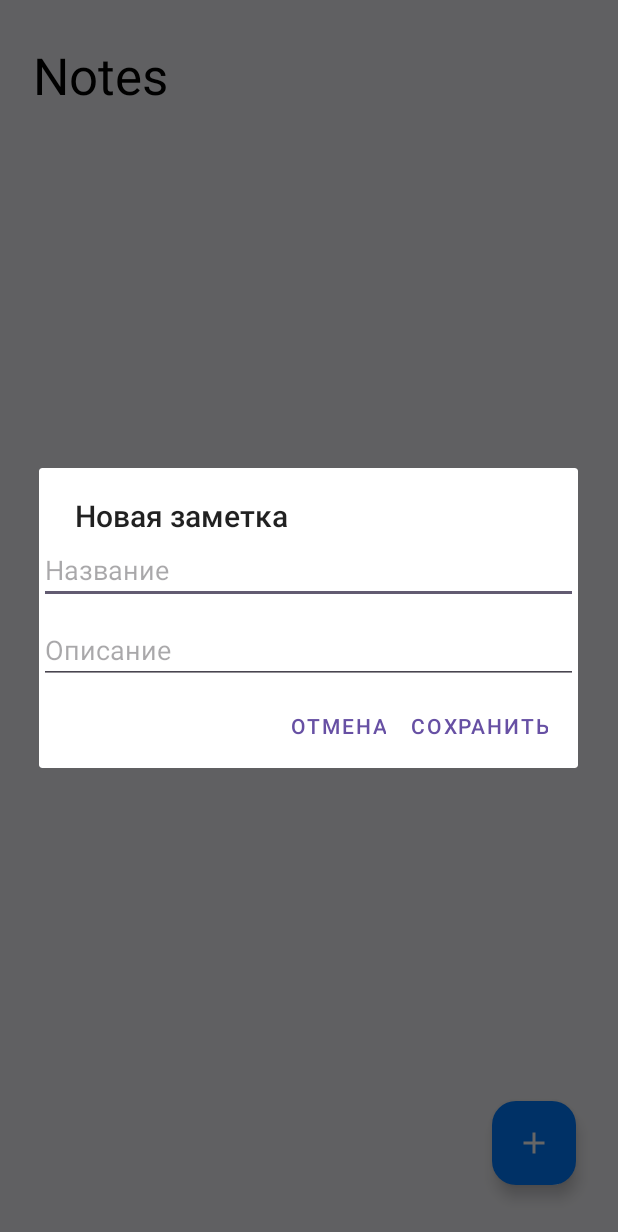
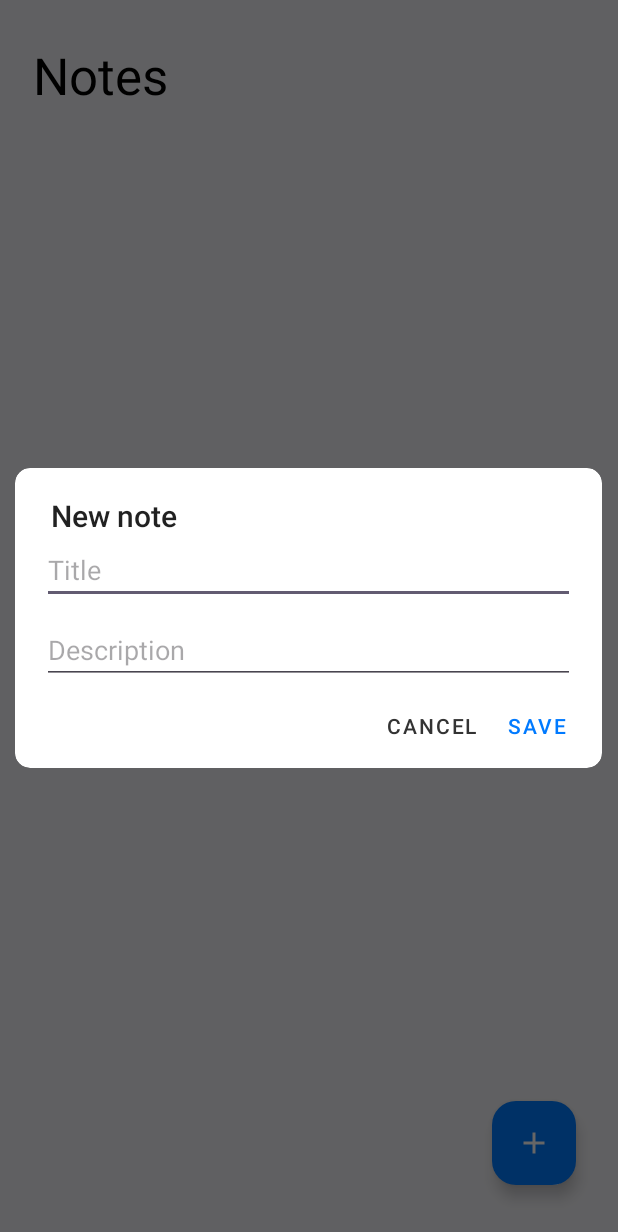
Before and after one commit to Vadim-Ponochevny/Android_Lab4, an Android app: the screen it shows after launch (MainActivity), after a tap on "Добавить заметку", on a phone screen of 412 x 824 dp. Shown: the top 1232 px of the screen. Run offline under Robolectric (Android 15) with nearby library versions, the phone set to English and light mode, and no system bars; our stand-ins replace Dagger/Hilt's generated code, Room's generated code; Roboto replaces fonts that are not available here.

Commit message:
almost ready

```diff
--- a/app/src/main/java/com/example/android_lab4/MainActivity.kt
+++ b/app/src/main/java/com/example/android_lab4/MainActivity.kt
@@ -1,6 +1,5 @@
 package com.example.android_lab4
 
-import android.annotation.SuppressLint
 import android.os.Bundle
 import android.util.Log
 import androidx.activity.enableEdgeToEdge
@@ -16,7 +15,6 @@ import com.example.android_lab4.databinding.NoteScreenBinding
 import com.example.android_lab4.ui.note.AddNoteDialog
 import com.example.android_lab4.ui.note.NoteAdapter
 import com.example.android_lab4.ui.note.NoteEvent
-import com.example.android_lab4.ui.note.NoteState
 import com.example.android_lab4.ui.note.NoteViewModel
 import dagger.hilt.android.AndroidEntryPoint
 import kotlinx.coroutines.launch
@@ -26,9 +24,10 @@ class MainActivity : AppCompatActivity(
 ) {
     private val viewModel: NoteViewModel by viewModels()
     private lateinit var binding: NoteScreenBinding
-    private val adapter = NoteAdapter { note ->
-        viewModel.onEvent(NoteEvent.DeleteNote(note))
-    }
+    private val adapter = NoteAdapter (
+        onDeleteClick = { note -> viewModel.onEvent(NoteEvent.DeleteNote(note))},
+        onEditNote = {note -> viewModel.onEvent(NoteEvent.EditNote(note))}
+    )
     private var addNoteDialog: AddNoteDialog? = null
 
     override fun onCreate(savedInstanceState: Bundle?) {
@@ -40,7 +39,6 @@ class MainActivity : AppCompatActivity(
         setupSystemBarsPadding(binding)
         setRView()
 
-
         lifecycleScope.launch {
             repeatOnLifecycle(Lifecycle.State.STARTED) {
                 viewModel.state.collect { state ->
@@ -50,8 +48,11 @@ class MainActivity : AppCompatActivity(
                     Log.d("Activity_state", "Notes: ${state.notes}")
 
                     if (state.isAddingNote) {
-                        if (addNoteDialog == null) {
-                            addNoteDialog = AddNoteDialog()
+                        if (state.editingNoteId != null) {
+                            addNoteDialog = AddNoteDialog.newInstance(state.title, state.description)
+                            addNoteDialog?.show(supportFragmentManager, "AddNoteDialog")
+                        } else {
+                            addNoteDialog = AddNoteDialog.newInstance()
                             addNoteDialog?.show(supportFragmentManager, "AddNoteDialog")
                         }
                     } else {
@@ -67,8 +68,6 @@ class MainActivity : AppCompatActivity(
         }
     }
 
-
-
     private fun setupSystemBarsPadding(binding: NoteScreenBinding) {
         ViewCompat.setOnApplyWindowInsetsListener(binding.root) { v, insets ->
             val systemBars = insets.getInsets(WindowInsetsCompat.Type.systemBars())
--- a/app/src/main/java/com/example/android_lab4/ui/note/AddNoteDialog.kt
+++ b/app/src/main/java/com/example/android_lab4/ui/note/AddNoteDialog.kt
@@ -11,7 +11,7 @@ import com.example.android_lab4.R
 import com.example.android_lab4.databinding.DialogAddNoteBinding
 import kotlin.getValue
 
-class AddNoteDialog : DialogFragment() {
+class AddNoteDialog(val title: String? = null, val description: String? = null) : DialogFragment() {
 
     private var _binding: DialogAddNoteBinding? = null
     private val binding
@@ -23,9 +23,9 @@ class AddNoteDialog : DialogFragment() {
         _binding = DialogAddNoteBinding.inflate(layoutInflater)
 
         val dialog = AlertDialog.Builder(requireContext())
-            .setTitle("Новая заметка")
+            .setTitle("New note")
             .setView(binding.root)
-            .setPositiveButton("Сохранить") { _, _ ->
+            .setPositiveButton("Save") { _, _ ->
                 val title = binding.titleEditText.text.toString()
                 val description = binding.descriptionEditText.text.toString()
                 Log.d("data_from_dialog", title)
@@ -35,27 +35,57 @@ class AddNoteDialog : DialogFragment() {
                 viewModel.onEvent(NoteEvent.SaveNote)
 
             }
-            .setNegativeButton("Отмена") { _, _ ->
+            .setNegativeButton("Cancel") { _, _ ->
                 viewModel.onEvent(NoteEvent.HideDialog)
             }
             .setCancelable(true)
             .create()
 
-        return dialog
 
         dialog.setOnShowListener {
             dialog.getButton(AlertDialog.BUTTON_POSITIVE)?.setTextColor(
                 ContextCompat.getColor(requireContext(), R.color.blue)
             )
             dialog.getButton(AlertDialog.BUTTON_NEGATIVE)?.setTextColor(
-                ContextCompat.getColor(requireContext(), R.color.red)
+                ContextCompat.getColor(requireContext(), R.color.gray_gray)
             )
         }
+
+        dialog.window?.setBackgroundDrawableResource(R.drawable.shape)
+
+        val title = arguments?.getString(ARG_TITLE)
+        val description = arguments?.getString(ARG_DESCRIPTION)
+
+        if (!title.isNullOrEmpty()) {
+            binding.titleEditText.setText(title)
+            binding.titleEditText.setSelection(binding.titleEditText.text.length)
+            dialog.setTitle("Edit")
+        }
+        if (!description.isNullOrEmpty()) {
+            binding.descriptionEditText.setText(description)
+        }
+        return dialog
     }
 
     override fun onDestroyView() {
         super.onDestroyView()
         _binding = null
         viewModel.onEvent(NoteEvent.HideDialog)
+
+    }
+
+    companion object {
+        private const val ARG_TITLE = "arg_title"
+        private const val ARG_DESCRIPTION = "arg_description"
+
+        fun newInstance(title: String? = null, description: String? = null): AddNoteDialog {
+            val fragment = AddNoteDialog()
+            val args = Bundle().apply {
+                putString(ARG_TITLE, title)
+                putString(ARG_DESCRIPTION, description)
+            }
+            fragment.arguments = args
+            return fragment
+        }
     }
 }
--- a/app/src/main/java/com/example/android_lab4/ui/note/NoteAdapter.kt
+++ b/app/src/main/java/com/example/android_lab4/ui/note/NoteAdapter.kt
@@ -2,7 +2,6 @@ package com.example.android_lab4.ui.note
 
 import android.view.LayoutInflater
 import android.view.ViewGroup
-import androidx.fragment.app.activityViewModels
 import androidx.recyclerview.widget.DiffUtil
 import androidx.recyclerview.widget.ListAdapter
 import androidx.recyclerview.widget.RecyclerView
@@ -10,11 +9,12 @@ import com.example.android_lab4.data.model.Note
 import com.example.android_lab4.databinding.OneNoteBinding
 import com.example.android_lab4.ui.note.NoteAdapter.ViewHolder
 import jakarta.inject.Inject
-import kotlin.getValue
 
 class NoteAdapter @Inject constructor(
-    private val onDeleteClick: (Note) -> Unit
+    private val onDeleteClick: (Note) -> Unit,
+    private val onEditNote: (Note) -> Unit
 ) : ListAdapter<Note, ViewHolder>(NoteCallBack()) {
+
     private lateinit var binding: OneNoteBinding
 
     override fun onBindViewHolder(holder: ViewHolder, position: Int) {
@@ -25,6 +25,9 @@ class NoteAdapter @Inject constructor(
             binding.NoteTitle.text = item.title.toString()
             binding.buttonDelete.setOnClickListener {
                 onDeleteClick(item)
+            }
+            binding.root.setOnClickListener {
+                onEditNote(item)
             }
         }
     }
--- a/app/src/main/java/com/example/android_lab4/ui/note/NoteEvent.kt
+++ b/app/src/main/java/com/example/android_lab4/ui/note/NoteEvent.kt
@@ -9,4 +9,5 @@ sealed interface NoteEvent {
     object ShowDialog: NoteEvent
     object HideDialog: NoteEvent
     data class DeleteNote (val note: Note): NoteEvent
+    data class EditNote (val note: Note): NoteEvent
 }
--- a/app/src/main/java/com/example/android_lab4/ui/note/NoteState.kt
+++ b/app/src/main/java/com/example/android_lab4/ui/note/NoteState.kt
@@ -7,4 +7,5 @@ data class NoteState(
     val title: String = "",
     val description: String = "",
     val isAddingNote: Boolean = false,
+    val editingNoteId: Int? = null
 )
--- a/app/src/main/res/layout/dialog_add_note.xml
+++ b/app/src/main/res/layout/dialog_add_note.xml
@@ -10,12 +10,16 @@
         android:id="@+id/titleEditText"
         android:layout_width="match_parent"
         android:layout_height="wrap_content"
-        android:hint="Название" />
+        android:layout_marginStart="18dp"
+        android:layout_marginEnd="18dp"
+        android:hint="Title" />
 
     <EditText
         android:id="@+id/descriptionEditText"
         android:layout_width="match_parent"
         android:layout_height="wrap_content"
-        android:hint="Описание"
+        android:hint="Description"
+        android:layout_marginStart="18dp"
+        android:layout_marginEnd="18dp"
         android:layout_marginTop="8dp" />
 </LinearLayout>
--- a/app/src/main/res/layout/note_screen.xml
+++ b/app/src/main/res/layout/note_screen.xml
@@ -10,7 +10,6 @@
     tools:context=".MainActivity">
 
     <com.google.android.material.appbar.AppBarLayout
-        android:id="@+id/appBarLayout"
         android:layout_width="match_parent"
         android:layout_height="wrap_content"
         android:background="@android:color/transparent"
--- a/app/src/main/res/values/colors.xml
+++ b/app/src/main/res/values/colors.xml
@@ -5,4 +5,5 @@
     <color name="gray">#F2F2F6</color>
     <color name="blue">#007AFF</color>
     <color name="red">#EB4D3D</color>
+    <color name="gray_gray">#333333</color>
 </resources>
--- a/app/src/main/res/values/preloaded_fonts.xml
+++ b/app/src/main/res/values/preloaded_fonts.xml
@@ -1,7 +1,6 @@
 <?xml version="1.0" encoding="utf-8"?>
 <resources>
     <array name="preloaded_fonts" translatable="false">
-        <item>@font/</item>
         <item>@font/nunito_sans_bold</item>
         <item>@font/nunito_sans_medium</item>
         <item>@font/nunito_sans_semibold</item>
```
Also changed, not shown: app/src/main/java/com/example/android_lab4/ui/note/NoteViewModel.kt (+13 -2 lines).
